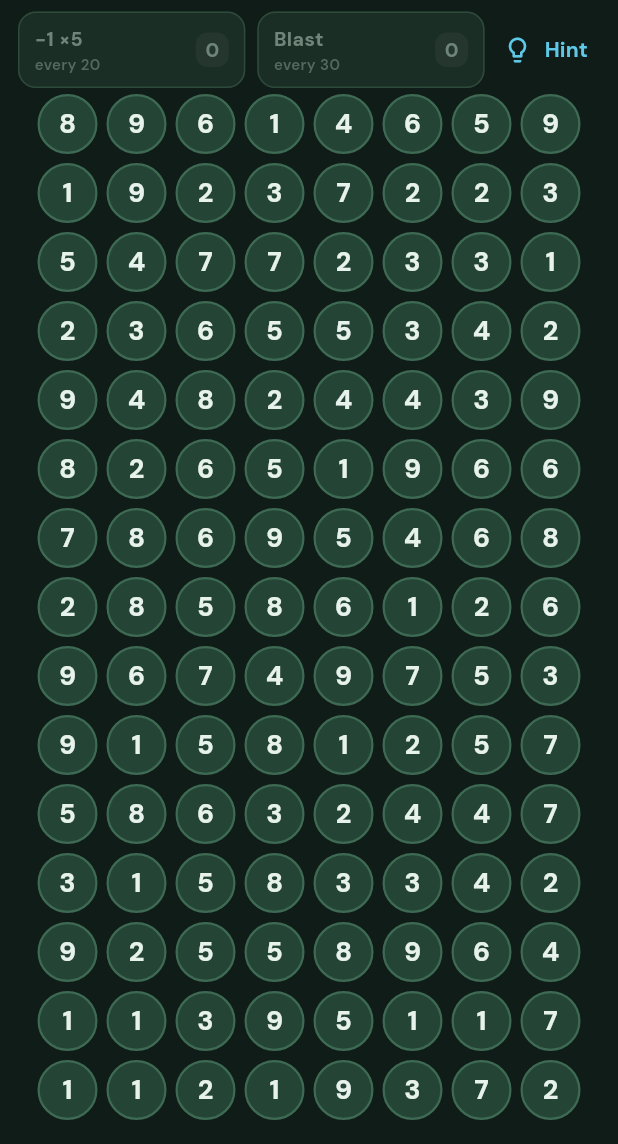
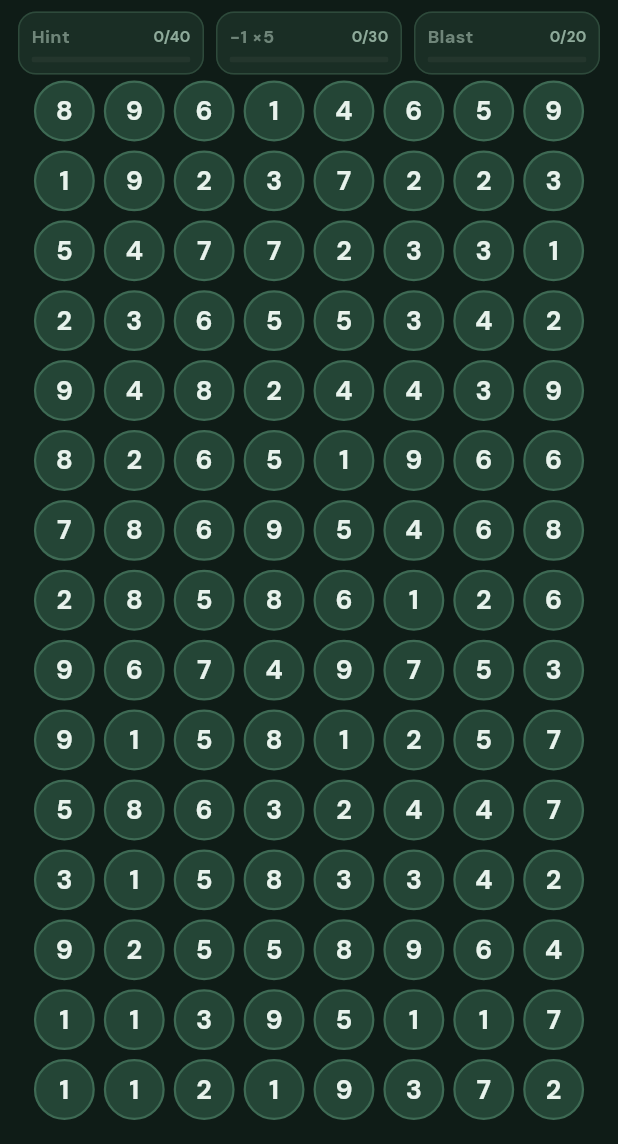
Before and after one commit to FilipAntonijevic/phone_game, a Flutter app: the screen it shows after launch, after a tap on "Play", on a phone screen of 412 x 824 dp, the part 92-1236 px from its top. Run offline on Flutter 3.47's test engine with Material 3 defaults, Android fonts, the phone set to English and light mode, and no system bars; our stand-ins replace google_fonts.

Commit message:
Charge powers with per-ability score meters
Hint/Weaken/Blast fill at 40/30/20 from score gains without spending
score; casting a power resets only that power's meter to zero.

Co-authored-by: Filip <FilipAntonijevic@users.noreply.github.com>

```diff
--- a/lib/models/game_board.dart
+++ b/lib/models/game_board.dart
@@ -29,8 +29,11 @@ class GameBoard {
 
   static const int cols = 8;
   static const int rows = 15;
-  static const int weakenUnlockEvery = 20;
-  static const int blastUnlockEvery = 30;
+
+  /// Score progress needed to ready each power (meters fill with score gains).
+  static const int hintCost = 40;
+  static const int weakenCost = 30;
+  static const int blastCost = 20;
 
   final Random _random;
   final List<List<int?>> cells;
@@ -39,15 +42,16 @@ class GameBoard {
   GameStatus status = GameStatus.playing;
   CellPos? selection;
 
-  /// −1 on 5 random circles. One charge every [weakenUnlockEvery] score.
-  int weakenCharges = 0;
+  /// Fill meters 0..cost. Ready when fill == cost. Cast resets that meter to 0.
+  int hintFill = 0;
+  int weakenFill = 0;
+  int blastFill = 0;
 
-  /// Next tapped circle is destroyed. One charge every [blastUnlockEvery] score.
-  int blastCharges = 0;
   bool blastArmed = false;
 
-  int _weakenGranted = 0;
-  int _blastGranted = 0;
+  bool get hintReady => hintFill >= hintCost;
+  bool get weakenReady => weakenFill >= weakenCost;
+  bool get blastReady => blastFill >= blastCost;
 
   void fillRandom() {
     for (var r = 0; r < rows; r++) {
@@ -58,11 +62,10 @@ class GameBoard {
     score = 0;
     status = GameStatus.playing;
     selection = null;
-    weakenCharges = 0;
-    blastCharges = 0;
+    hintFill = 0;
+    weakenFill = 0;
+    blastFill = 0;
     blastArmed = false;
-    _weakenGranted = 0;
-    _blastGranted = 0;
   }
 
   int? valueAt(CellPos pos) => cells[pos.row][pos.col];
@@ -155,7 +158,7 @@ class GameBoard {
   bool hasAnyValidMove() => findHint() != null;
 
   bool get hasUsablePowerUp =>
-      weakenCharges > 0 || blastCharges > 0 || blastArmed;
+      hintReady || weakenReady || blastReady || blastArmed;
 
   void _clearCells(Iterable<CellPos> positions) {
     for (final pos in positions) {
@@ -166,12 +169,9 @@ class GameBoard {
   void _addScore(int amount) {
     if (amount <= 0) return;
     score += amount;
-    final weakenTarget = score ~/ weakenUnlockEvery;
-    final blastTarget = score ~/ blastUnlockEvery;
-    weakenCharges += weakenTarget - _weakenGranted;
-    blastCharges += blastTarget - _blastGranted;
-    _weakenGranted = weakenTarget;
-    _blastGranted = blastTarget;
+    hintFill = min(hintCost, hintFill + amount);
+    weakenFill = min(weakenCost, weakenFill + amount);
+    blastFill = min(blastCost, blastFill + amount);
   }
 
   void _refreshEndState() {
@@ -184,16 +184,29 @@ class GameBoard {
     }
   }
 
+  /// Spend a ready Hint. Resets hint fill to 0. Null if not ready / no move.
+  (CellPos, CellPos)? useHint() {
+    if (status != GameStatus.playing || !hintReady) return null;
+    final hint = findHint();
+    if (hint == null) return null;
+    hintFill = 0;
+    selection = null;
+    return hint;
+  }
+
   /// Decrease up to 5 random circles by 1. Circles that reach 0 are removed.
   /// Returns positions that changed (for UI). Null if unused.
   List<CellPos>? useWeaken() {
-    if (status != GameStatus.playing || weakenCharges <= 0) return null;
+    if (status != GameStatus.playing || !weakenReady) return null;
     final occupied = occupiedCells;
     if (occupied.isEmpty) return null;
 
-    weakenCharges--;
+    weakenFill = 0;
     selection = null;
-    blastArmed = false;
+    if (blastArmed) {
+      blastArmed = false;
+      blastFill = blastCost;
+    }
 
     occupied.shuffle(_random);
     final targets = occupied.take(min(5, occupied.length)).toList();
@@ -214,16 +227,17 @@ class GameBoard {
     return targets;
   }
 
-  /// Arm blast: next occupied circle tap destroys it. Returns false if unused.
+  /// Arm blast: next occupied circle tap destroys it.
+  /// Casting spends the meter (resets to 0). Cancel restores a ready meter.
   bool armBlast() {
-    if (status != GameStatus.playing || blastCharges <= 0) return false;
+    if (status != GameStatus.playing) return false;
     if (blastArmed) {
-      // Toggle off and refund.
       blastArmed = false;
-      blastCharges++;
+      blastFill = blastCost;
       return true;
     }
-    blastCharges--;
+    if (!blastReady) return false;
+    blastFill = 0;
     blastArmed = true;
     selection = null;
     return true;
--- a/lib/screens/game_screen.dart
+++ b/lib/screens/game_screen.dart
@@ -63,11 +63,10 @@ class _GameScreenState extends State<GameScreen> {
 
   void _showHint() {
     if (_board.status != GameStatus.playing) return;
-    final hint = _board.findHint();
+    final hint = _board.useHint();
     if (hint == null) return;
     HapticFeedback.selectionClick();
     setState(() {
-      _board.selection = null;
       _previewRect = {};
       _hintCorners = {hint.$1, hint.$2};
     });
@@ -91,7 +90,7 @@ class _GameScreenState extends State<GameScreen> {
 
   void _toggleBlast() {
     if (_board.status != GameStatus.playing) return;
-    if (!_board.blastArmed && _board.blastCharges <= 0) return;
+    if (!_board.blastArmed && !_board.blastReady) return;
     HapticFeedback.selectionClick();
     setState(() {
       _hintCorners = {};
@@ -206,13 +205,27 @@ class _GameScreenState extends State<GameScreen> {
                     children: [
                       Expanded(
                         child: _PowerButton(
+                          label: 'Hint',
+                          fill: _board.hintFill,
+                          cost: GameBoard.hintCost,
+                          active: false,
+                          color: const Color(0xFF5EC8E8),
+                          onPressed: _board.status == GameStatus.playing &&
+                                  _board.hintReady
+                              ? _showHint
+                              : null,
+                        ),
+                      ),
+                      const SizedBox(width: 8),
+                      Expanded(
+                        child: _PowerButton(
                           label: '−1 ×5',
-                          detail: 'every 20',
-                          charges: _board.weakenCharges,
+                          fill: _board.weakenFill,
+                          cost: GameBoard.weakenCost,
                           active: false,
                           color: const Color(0xFFE8A87C),
                           onPressed: _board.status == GameStatus.playing &&
-                                  _board.weakenCharges > 0
+                                  _board.weakenReady
                               ? _useWeaken
                               : null,
                         ),
@@ -220,40 +233,17 @@ class _GameScreenState extends State<GameScreen> {
                       const SizedBox(width: 8),
                       Expanded(
                         child: _PowerButton(
-                          label: _board.blastArmed ? 'Tap circle' : 'Blast',
-                          detail: 'every 30',
-                          charges: _board.blastArmed
-                              ? 1
-                              : _board.blastCharges,
+                          label: _board.blastArmed ? 'Tap!' : 'Blast',
+                          fill: _board.blastArmed
+                              ? GameBoard.blastCost
+                              : _board.blastFill,
+                          cost: GameBoard.blastCost,
                           active: _board.blastArmed,
                           color: const Color(0xFFE86B6B),
                           onPressed: _board.status == GameStatus.playing &&
-                                  (_board.blastArmed ||
-                                      _board.blastCharges > 0)
+                                  (_board.blastArmed || _board.blastReady)
                               ? _toggleBlast
                               : null,
-                        ),
-                      ),
-                      const SizedBox(width: 4),
-                      TextButton.icon(
-                        onPressed: _board.status == GameStatus.playing
-                            ? _showHint
-                            : null,
-                        style: TextButton.styleFrom(
-                          foregroundColor: const Color(0xFF5EC8E8),
-                          disabledForegroundColor: const Color(0xFF3A5560),
-                          padding: const EdgeInsets.symmetric(horizontal: 8),
-                        ),
-                        icon: const Icon(
-                          Icons.lightbulb_outline_rounded,
-                          size: 20,
-                        ),
-                        label: const Text(
-                          'Hint',
-                          style: TextStyle(
-                            fontWeight: FontWeight.w700,
-                            fontSize: 14,
-                          ),
                         ),
                       ),
                     ],
@@ -411,16 +401,16 @@ class _GameScreenState extends State<GameScreen> {
 class _PowerButton extends StatelessWidget {
   const _PowerButton({
     required this.label,
-    required this.detail,
-    required this.charges,
+    required this.fill,
+    required this.cost,
     required this.active,
     required this.color,
     required this.onPressed,
   });
 
   final String label;
-  final String detail;
-  final int charges;
+  final int fill;
+  final int cost;
   final bool active;
   final Color color;
   final VoidCallback? onPressed;
@@ -428,6 +418,9 @@ class _PowerButton extends StatelessWidget {
   @override
   Widget build(BuildContext context) {
     final enabled = onPressed != null;
+    final ready = fill >= cost;
+    final progress = cost == 0 ? 0.0 : (fill / cost).clamp(0.0, 1.0);
+
     return Material(
       color: active
           ? color.withValues(alpha: 0.28)
@@ -437,66 +430,53 @@ class _PowerButton extends StatelessWidget {
         onTap: onPressed,
         borderRadius: BorderRadius.circular(12),
         child: Container(
-          padding: const EdgeInsets.symmetric(horizontal: 10, vertical: 8),
+          padding: const EdgeInsets.fromLTRB(8, 7, 8, 7),
           decoration: BoxDecoration(
             borderRadius: BorderRadius.circular(12),
             border: Border.all(
-              color: active
+              color: active || ready
                   ? color
-                  : enabled
-                      ? color.withValues(alpha: 0.55)
                   : const Color(0xFF2E4A3B),
+              width: ready || active ? 1.6 : 1,
             ),
           ),
-          child: Row(
-            children: [
-              Expanded(
           child: Column(
             crossAxisAlignment: CrossAxisAlignment.start,
             children: [
-                    Text(
+              Row(
+                children: [
+                  Expanded(
+                    child: Text(
                       label,
                       maxLines: 1,
                       overflow: TextOverflow.ellipsis,
                       style: TextStyle(
-                        color: enabled
+                        color: enabled || ready
                             ? const Color(0xFFF3F7F1)
                             : const Color(0xFF6F8579),
                         fontWeight: FontWeight.w800,
-                        fontSize: 13,
+                        fontSize: 12,
+                      ),
                     ),
                   ),
                   Text(
-                      detail,
+                    ready ? 'Ready' : '$fill/$cost',
                     style: TextStyle(
-                        color: enabled
-                            ? color.withValues(alpha: 0.9)
-                            : const Color(0xFF55685E),
+                      color: ready ? color : const Color(0xFF8EAA9A),
+                      fontWeight: FontWeight.w700,
                       fontSize: 10,
-                        fontWeight: FontWeight.w600,
                     ),
                   ),
                 ],
               ),
-              ),
-              Container(
-                padding:
-                    const EdgeInsets.symmetric(horizontal: 6, vertical: 2),
-                constraints: const BoxConstraints(minWidth: 22),
-                decoration: BoxDecoration(
-                  color: enabled
-                      ? color.withValues(alpha: 0.2)
-                      : const Color(0xFF24362D),
-                  borderRadius: BorderRadius.circular(8),
-                ),
-                alignment: Alignment.center,
-                child: Text(
-                  '$charges',
-                  style: TextStyle(
-                    color: enabled ? color : const Color(0xFF6F8579),
-                    fontWeight: FontWeight.w800,
-                    fontSize: 13,
-                  ),
+              const SizedBox(height: 5),
+              ClipRRect(
+                borderRadius: BorderRadius.circular(4),
+                child: LinearProgressIndicator(
+                  value: progress,
+                  minHeight: 4,
+                  backgroundColor: const Color(0xFF24362D),
+                  color: color,
                 ),
               ),
             ],
```
Also changed, not shown: 2 other files. Lines whose indentation alone changed are shown as unchanged.
